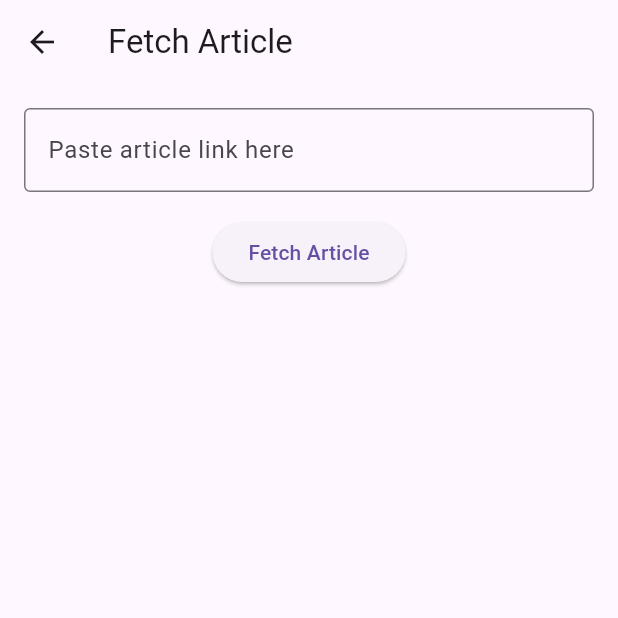
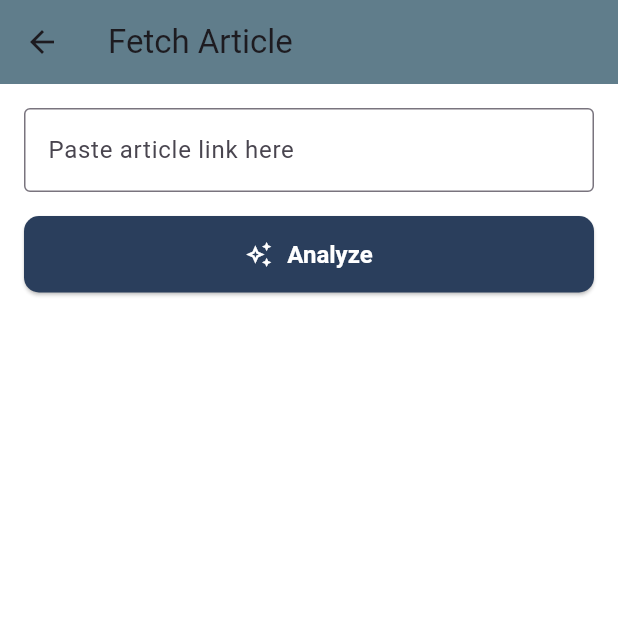
Before and after one commit to muhammadzuama/DeteksiHoaksFix, a Flutter app: the ArticleFetcherPage screen opened directly, on a phone screen of 412 x 824 dp, the top half of it. Run offline on Flutter 3.47's test engine with Material 3 defaults, Android fonts, the light colour scheme and no system bars; our stand-ins replace hexcolor.

Commit message:
Initial commit

```diff
--- a/lib/auth/user.auth.dart
+++ b/lib/auth/user.auth.dart
@@ -25,7 +25,7 @@ class _UserListState extends State<UserList> {
   List users = [];
 
   Future<void> fetchUsers() async {
-    var url = Uri.parse('http://192.168.1.4:5000/users'); // URL Flask API
+    var url = Uri.parse('http://192.168.242.22:5000/users'); // URL Flask API
     var response = await http.get(url);
 
     if (response.statusCode == 200) {
--- a/lib/trial/web.view.dart
+++ b/lib/trial/web.view.dart
@@ -1,5 +1,6 @@
 import 'package:flutter/material.dart';
 import 'package:hoaks/trial/fetch.dart';
+import 'package:hoaks/util/global.color.dart';
 
 class ArticleFetcherPage extends StatefulWidget {
   @override
@@ -21,21 +22,33 @@ class _ArticleFetcherPageState extends State<ArticleFetcherPage> {
 
     String url = _urlController.text;
 
-    // Fetch the article
-    Map<String, String> result = await fetchArticle(url);
+    try {
+      // Fetch the article
+      Map<String, String> result = await fetchArticle(url);
 
-    setState(() {
-      _isLoading = false;
-      _articleTitle = result['title']!;
-      _articleContent = result['content']!;
-    });
+      setState(() {
+        _articleTitle = result['title'] ?? 'No Title';
+        _articleContent = result['content'] ?? 'No Content';
+      });
+    } catch (e) {
+      setState(() {
+        _errorMessage =
+            'Failed to load article. Please check the URL and try again.';
+      });
+    } finally {
+      setState(() {
+        _isLoading = false;
+      });
+    }
   }
 
   @override
   Widget build(BuildContext context) {
     return Scaffold(
+      backgroundColor: Colors.white,
       appBar: AppBar(
-        title: Text('Fetch Article'),
+        title: const Text('Fetch Article'),
+        backgroundColor: Colors.blueGrey,
       ),
       body: Padding(
         padding: const EdgeInsets.all(16.0),
@@ -43,20 +56,37 @@ class _ArticleFetcherPageState extends State<ArticleFetcherPage> {
           children: [
             TextField(
               controller: _urlController,
-              decoration: InputDecoration(
+              decoration: const InputDecoration(
                 hintText: 'Paste article link here',
                 border: OutlineInputBorder(),
               ),
             ),
-            SizedBox(height: 16),
+            const SizedBox(height: 16),
             ElevatedButton(
               onPressed: _fetchArticle,
-              child: Text('Fetch Article'),
+              style: ElevatedButton.styleFrom(
+                backgroundColor: GlobalColors.button,
+                padding: const EdgeInsets.symmetric(
+                    horizontal: 40.0, vertical: 16.0),
+                textStyle: const TextStyle(
+                    fontSize: 16.0, fontWeight: FontWeight.bold),
+                shape: RoundedRectangleBorder(
+                  borderRadius: BorderRadius.circular(10.0),
+                ),
+              ),
+              child: Row(
+                mainAxisAlignment: MainAxisAlignment.center,
+                children: const [
+                  Icon(Icons.auto_awesome_outlined, color: Colors.white),
+                  SizedBox(width: 10.0),
+                  Text('Analyze', style: TextStyle(color: Colors.white)),
+                ],
+              ),
             ),
-            SizedBox(height: 20),
-            if (_isLoading) CircularProgressIndicator(),
+            const SizedBox(height: 20),
+            if (_isLoading) const CircularProgressIndicator(),
             if (_errorMessage != null)
-              Text(_errorMessage!, style: TextStyle(color: Colors.red)),
+              Text(_errorMessage!, style: const TextStyle(color: Colors.red)),
             if (_articleTitle.isNotEmpty && !_isLoading)
               Expanded(
                 child: SingleChildScrollView(
@@ -65,10 +95,10 @@ class _ArticleFetcherPageState extends State<ArticleFetcherPage> {
                     children: [
                       Text(
                         _articleTitle,
-                        style: TextStyle(
+                        style: const TextStyle(
                             fontSize: 24, fontWeight: FontWeight.bold),
                       ),
-                      SizedBox(height: 10),
+                      const SizedBox(height: 10),
                       Text(_articleContent),
                     ],
                   ),
```
Also changed, not shown: 1 other file.
